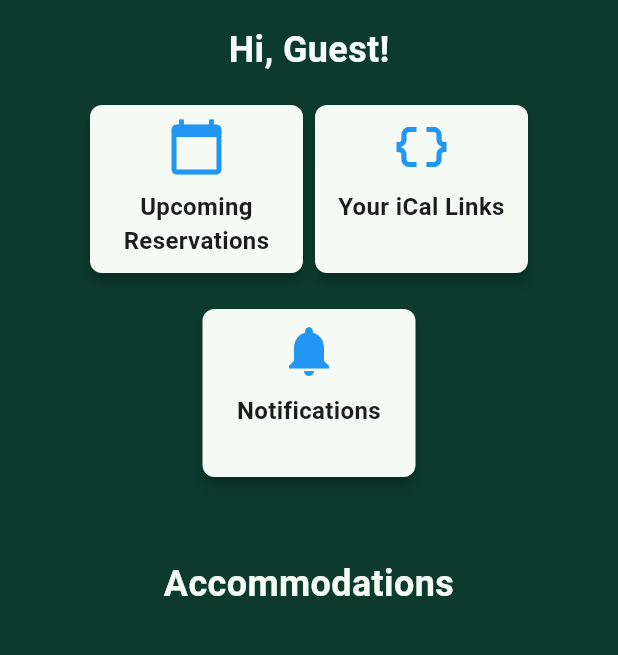
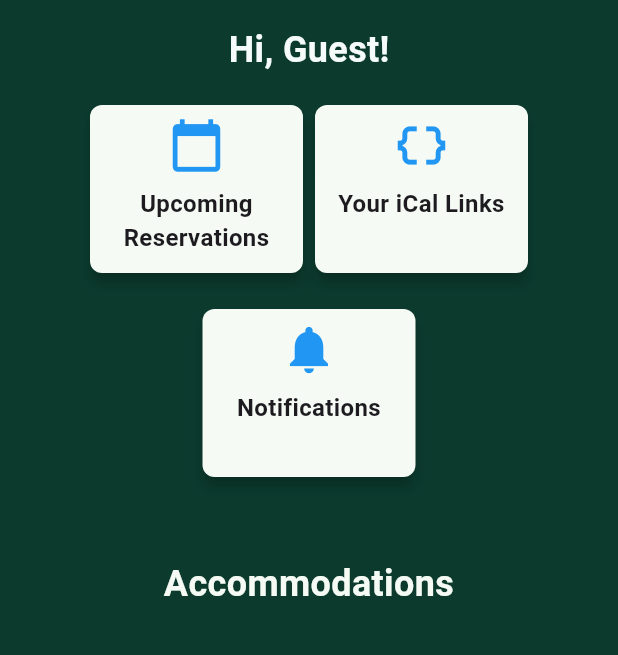
Before and after one commit to MiltiadisR/CapstoneProject, a Flutter app: the screen it shows once a user with an empty profile is signed in, on a phone screen of 412 x 824 dp, the part 84-739 px from its top. Run offline on Flutter 3.47's test engine with Material 3 defaults, Android fonts, the phone set to English and light mode, and no system bars; our stand-ins replace cached_network_image, carousel_slider, cloud_firestore, firebase_auth, firebase_core, firebase_storage and 5 more; missing offline and left inert: icalendar_parser, paged_vertical_calendar; accounts and stored records are empty.

Commit message:
Update Home.dart

```diff
--- a/main/lib/screens/home/Home.dart
+++ b/main/lib/screens/home/Home.dart
@@ -306,7 +306,7 @@ class _CardWidgetState extends State<CardWidget> {
             padding: const EdgeInsets.all(8.0),
             child: Column(
               children: [
-                Icon(widget.icon, size: 40.0, color: Colors.blue),
+                Icon(widget.icon, size: 38.0, color: Colors.blue),
                 SizedBox(height: 8.0),
                 Text(
                   widget.title,
```
